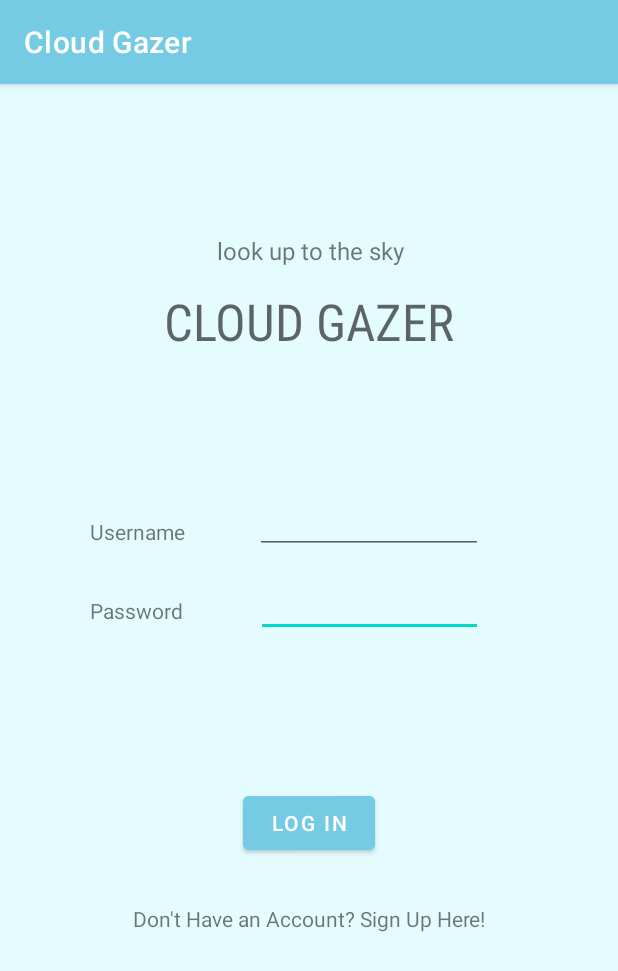
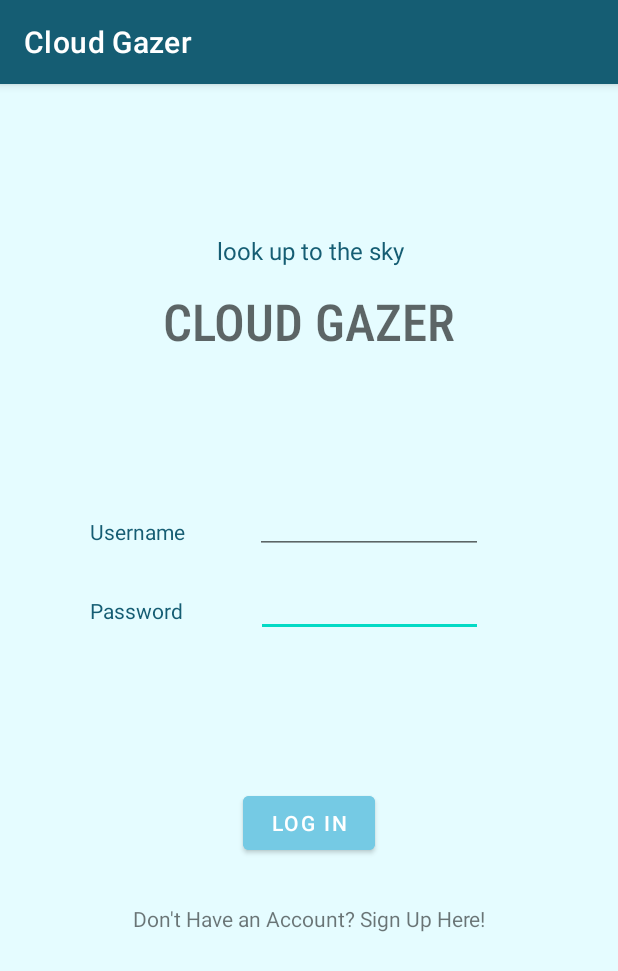
Before and after one commit to xtayzx/CloudGazer, an Android app: the screen it shows after launch (Welcome), on a phone screen of 412 x 824 dp. Shown: the top 971 px of the screen. Run offline under Robolectric (Android 15) with nearby library versions, the light colour scheme and no system bars.

Commit message:
xml for welcome

```diff
--- a/app/src/main/res/layout/activity_view_entry.xml
+++ b/app/src/main/res/layout/activity_view_entry.xml
@@ -170,7 +170,9 @@
                 style="@style/SubtitleEntry"
                 android:layout_width="match_parent"
                 android:layout_height="wrap_content"
-                android:text="About the day" />
+                android:textSize="18dp"
+                android:fontFeatureSettings="smcp"
+                android:text="about the day" />
 
             <TextView
                 android:id="@+id/dayDesEntry"
--- a/app/src/main/res/layout/activity_view_entry_community.xml
+++ b/app/src/main/res/layout/activity_view_entry_community.xml
@@ -185,7 +185,9 @@
                     style="@style/SubtitleEntry"
                     android:layout_width="match_parent"
                     android:layout_height="wrap_content"
-                    android:text="About the day" />
+                    android:textSize="18dp"
+                    android:fontFeatureSettings="smcp"
+                    android:text="about the day" />
 
                 <TextView
                     android:id="@+id/dayDesEntry"
--- a/app/src/main/res/layout/activity_welcome.xml
+++ b/app/src/main/res/layout/activity_welcome.xml
@@ -13,7 +13,7 @@
         android:id="@+id/MainHeading"
         android:layout_width="227dp"
         android:layout_height="74dp"
-        android:fontFamily="sans-serif-condensed"
+        android:fontFamily="sans-serif-condensed-medium"
         android:text="CLOUD GAZER"
         android:textAlignment="center"
         android:textAppearance="@style/TextAppearance.AppCompat.Display1"
@@ -26,6 +26,7 @@
 
     <TextView
         android:id="@+id/subtitle"
+        android:textColor="@color/dark_navyblue"
         android:layout_width="189dp"
         android:layout_height="35dp"
         android:layout_marginStart="32dp"
@@ -34,6 +35,7 @@
         android:layout_marginBottom="8dp"
         android:text="look up to the sky"
         android:textAlignment="center"
+
         android:textSize="16sp"
         app:layout_constraintBottom_toTopOf="@+id/MainHeading"
         app:layout_constraintEnd_toEndOf="parent"
@@ -71,6 +73,7 @@
 
     <TextView
         android:id="@+id/nameTextView"
+        style="@style/Subtitle"
         android:layout_width="wrap_content"
         android:layout_height="wrap_content"
         android:layout_marginStart="60dp"
@@ -82,6 +85,7 @@
 
     <TextView
         android:id="@+id/passwordTextView"
+        style="@style/Subtitle"
         android:layout_width="wrap_content"
         android:layout_height="wrap_content"
         android:layout_marginStart="60dp"
--- a/app/src/main/res/values/colors.xml
+++ b/app/src/main/res/values/colors.xml
@@ -10,4 +10,5 @@
     <color name="dark_blue">#75CAE4</color>
     <color name="light_blue">#E5FCFF</color>
     <color name="dark_navyblue">#155D73</color>
+    <color name="darker_navyblue">#013242</color>
 </resources>
--- a/app/src/main/res/values/themes.xml
+++ b/app/src/main/res/values/themes.xml
@@ -2,8 +2,8 @@
     <!-- Base application theme. -->
     <style name="Theme.CloudGazer" parent="Theme.MaterialComponents.DayNight.DarkActionBar">
         <!-- Primary brand color. -->
-        <item name="colorPrimary">@color/dark_blue</item>
-        <item name="colorPrimaryVariant">@color/dark_navyblue</item>
+        <item name="colorPrimary">@color/dark_navyblue</item>
+        <item name="colorPrimaryVariant">@color/darker_navyblue</item>
         <item name="colorOnPrimary">@color/white</item>
         <!-- Secondary brand color. -->
         <item name="colorSecondary">@color/teal_200</item>
```
